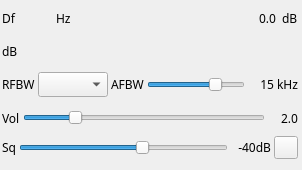
This is plugins/channelrx/demodwfm/wfmdemodgui.ui in f4exb/sdrangel as Qt 5 draws it before an edit. The edited form follows.
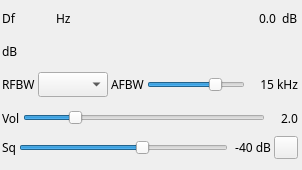
This is the edited form. Icons and pictures are not drawn. Custom widgets are drawn as their Qt base class.

Commit message: WFM demod: use settings in GUI

Diff of the .ui file:
```diff
--- a/plugins/channelrx/demodwfm/wfmdemodgui.ui
+++ b/plugins/channelrx/demodwfm/wfmdemodgui.ui
@@ -367,7 +367,7 @@
          </size>
         </property>
         <property name="text">
-         <string>-40dB</string>
+         <string>-40 dB</string>
         </property>
         <property name="alignment">
          <set>Qt::AlignRight|Qt::AlignTrailing|Qt::AlignVCenter</set>
```
The commit also changes 4 other files.
